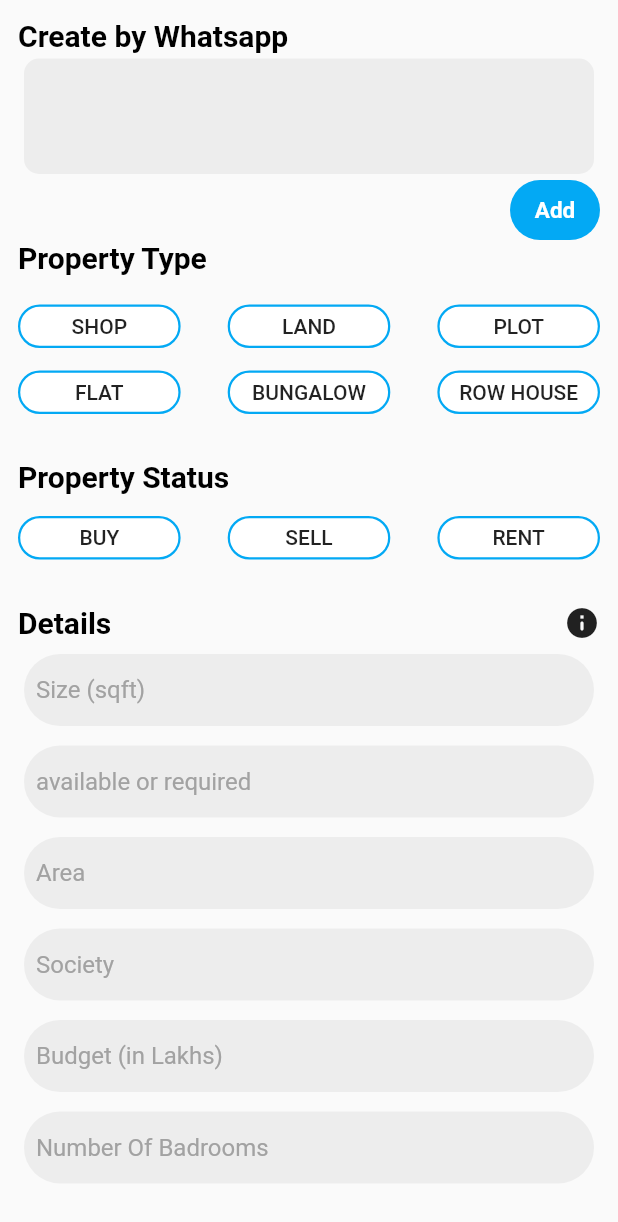
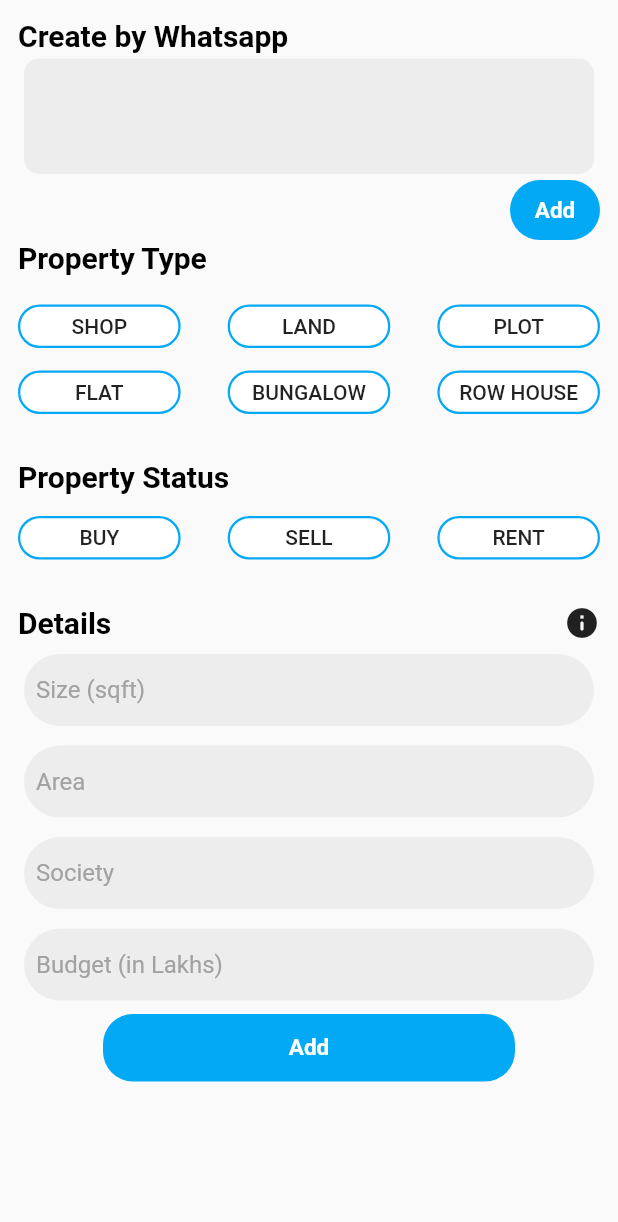
Before and after one commit to changingbyte/srestatefrontend, a Flutter app: the AddEstateScreenUI screen opened directly, on a phone screen of 412 x 824 dp. Shown: the top 1222 px of the screen. Run offline on Flutter 3.47's test engine with Material 2 defaults, Android fonts, the phone set to English and light mode, and no system bars; our stand-ins replace carousel_slider, connectivity, contacts_service, flip_card, flutter_datetime_picker, flutter_keyboard_visibility and 12 more; missing offline and left inert: admob_flutter, animated_text, firebase_admob, flutter_statusbarcolor_ns, flutter_tab_indicator_styler, keyboard_visibility and 2 more; accounts and stored records are empty; statements that could not run were skipped.

Commit message:
latest code

```diff
--- a/lib/controller/AddEstateController.dart
+++ b/lib/controller/AddEstateController.dart
@@ -28,8 +28,8 @@
   String estateStatus = "";
 
 
-  Future<AddEstateResponse> addEstateApi({String? token,String? estate_name,String? city, int? budget,String? estate_type, String? floor_space,
-    String? estate_status,String? rent_status, String? society,String? area,int? no_of_bedroom,
+  Future<AddEstateResponse> addEstateApi({String? token,String? estate_name,String? city, num? budget,String? estate_type, String? floor_space,
+    String? estate_status,String? rent_status, String? society,String? area,num? no_of_bedroom,
   }) async {
     try{
 
--- a/lib/model/ContactListResponse.dart
+++ b/lib/model/ContactListResponse.dart
@@ -41,7 +41,6 @@
   String? owner;
   String? eststateList;
   int? unseen;
-
 
   Results(
       {this.id,
--- a/lib/model/EstateListCommonResponse.dart
+++ b/lib/model/EstateListCommonResponse.dart
@@ -50,6 +50,7 @@
     this.area,
     this.budget,
     this.furniture,
+    this.isMyProperty,
   });
 
   int? id;
@@ -64,6 +65,7 @@
   String? area;
   int? budget;
   String? furniture;
+  bool? isMyProperty;
 
 
   factory EstateList.fromJson(Map<String, dynamic> json) => EstateList(
@@ -79,6 +81,7 @@
     area: json["area"] == null ? null : json["area"],
     budget: json["budget"] == null ? null : json["budget"],
     furniture: json["furniture"] == null ? null : json["furniture"],
+    isMyProperty: json["is_my_property"] == null ? false : json["is_my_property"],
   );
 
   Map<String, dynamic> toJson() => {
@@ -94,5 +97,6 @@
     "area": area == null ? null : area,
     "budget": budget == null ? null : budget,
     "furniture": furniture == null ? null : furniture,
+    "is_my_property": isMyProperty == null ? null : isMyProperty,
   };
 }
--- a/lib/ui/DashboardModule/AddEstateScreenUI.dart
+++ b/lib/ui/DashboardModule/AddEstateScreenUI.dart
@@ -199,7 +199,10 @@
 
                           SizedBox(height: 5,),
 
-                          TextFormInputField(
+
+                          controller.estateStatus !=  "RENT"
+                            ? Container()
+                            : TextFormInputField(
                             controller: addEstateController.rentstatusController,
                             hintText: "available or required",
                             validator: (value) {
@@ -207,7 +210,9 @@
                             },
                           ),
 
-                          SizedBox(height: 5,),
+                          controller.estateStatus !=  "RENT"
+                              ? Container()
+                              : SizedBox(height: 5,),
 
                           /*Autocomplete<String>(
                             optionsBuilder: (TextEditingValue textEditingValue) {
@@ -244,14 +249,17 @@
 
                           SizedBox(height: 5,),
 
-                          TextFormInputField(
-                            controller: controller.noOfBedroomController,
-                            hintText: "Number Of Badrooms",
-                            keyboardType: TextInputType.number,
-                          ),
+                          controller.estateType !=  "FLAT" && controller.estateType !=  "BUNGALOW" && controller.estateType !=  "ROW HOUSE"
+                            ? Container()
+                            : TextFormInputField(
+                              controller: controller.noOfBedroomController,
+                              hintText: "Number Of Bedrooms",
+                              keyboardType: TextInputType.number,
+                            ),
 
-
-                          SizedBox(height: 50,),
+                          controller.estateType !=  "FLAT" && controller.estateType !=  "BUNGALOW" && controller.estateType !=  "ROW HOUSE"
+                              ? Container()
+                              : SizedBox(height: 50,),
 
 
                           Center(
@@ -374,12 +382,12 @@
       token: PreferenceHelper().getUserData().authToken,
       floor_space: addEstateController.sizeController.text,
       area: addEstateController.areaController.text,
-      budget: int.parse(addEstateController.budgetController.text),
+      budget: num.parse(addEstateController.budgetController.text),
       society: addEstateController.societyController.text,
       estate_status: addEstateController.estateStatus,
       rent_status:addEstateController.rentstatusController.text,
       city: "surat",
-      no_of_bedroom: int.parse(addEstateController.noOfBedroomController.text),
+      no_of_bedroom: num.parse(addEstateController.noOfBedroomController.text),
       estate_type: addEstateController.estateType
     ).then((resposne) {
 
@@ -388,7 +396,7 @@
         Get.offAll(DashboardScreenUI());
       }
       else{
-        AppCommonFunction.flutterToast(resposne.message, false);
+        AppCommonFunction.flutterToast(resposne.error![0], false);
       }
 
       addEstateController.progressDataLoading(false);
--- a/lib/ui/DashboardModule/QueryScreenUI.dart
+++ b/lib/ui/DashboardModule/QueryScreenUI.dart
@@ -63,6 +63,7 @@
           builder: (QueryController controller) {
             return Padding(
               padding: const EdgeInsets.all(8.0),
+              child: SingleChildScrollView(
                 child: Form(
                   key: formKey,
                   child: Stack(
@@ -245,10 +246,11 @@
                       ),
 
                       controller.isDataLoading
-                    ? AppCommonFunction.circularIndicator()
+                      ? Center(child: AppCommonFunction.circularIndicator(),)
                       : Container(),
 
                     ],
+                  ),
                 ),
               ),
             );
--- a/lib/utils/AppColors.dart
+++ b/lib/utils/AppColors.dart
@@ -11,6 +11,8 @@
   static const Color bgColor = const Color(0xFFF9FFF8);
   static const Color hintColor = const Color(0xFF979a9d);
   static const Color bgBottomColor = const Color(0xFF170F0C);
+
+  static const Color premiumColor = const Color(0xFF90eeee);
 
 
   static const Color redColor = const Color(0xFFe21e26);
--- a/lib/utils/FieldValidator.dart
+++ b/lib/utils/FieldValidator.dart
@@ -1,4 +1,4 @@
-import 'dart:html';
+
 
 import 'AppString.dart';
 
@@ -74,13 +74,13 @@
       if (value.isEmpty) {
       return "Value is Required";
       }
-      else if ((value.toLowerCase() != "available") || (value != "required"))
+      else if ((value.toLowerCase() == "available") || (value == "required"))
       {
-        return "Value should be in available or required ";
+        return null;
       }
 
       else {
-        return null;
+        return "Value should be in available or required ";
       }
     }
     return null;
```
Also changed, not shown: lib/ui/ChatModule/ChatContactListScreenUI.dart (+23 -12 lines), lib/widgets/EstateCardList.dart (+15 -5 lines). Lines whose indentation alone changed are shown as unchanged.
